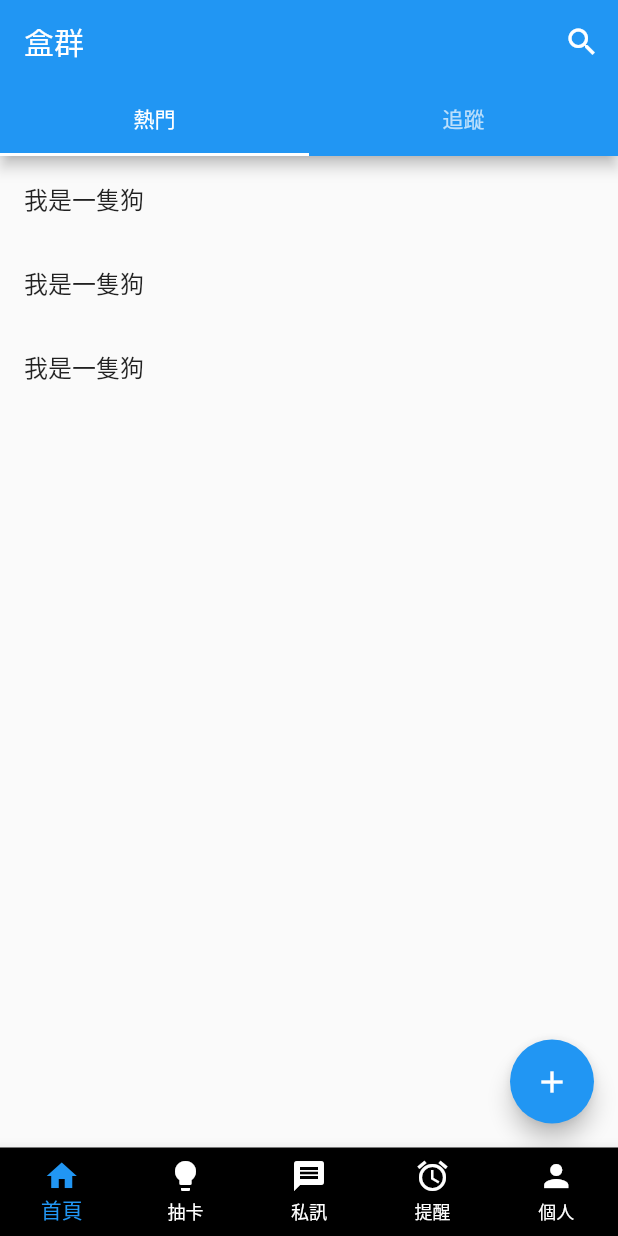
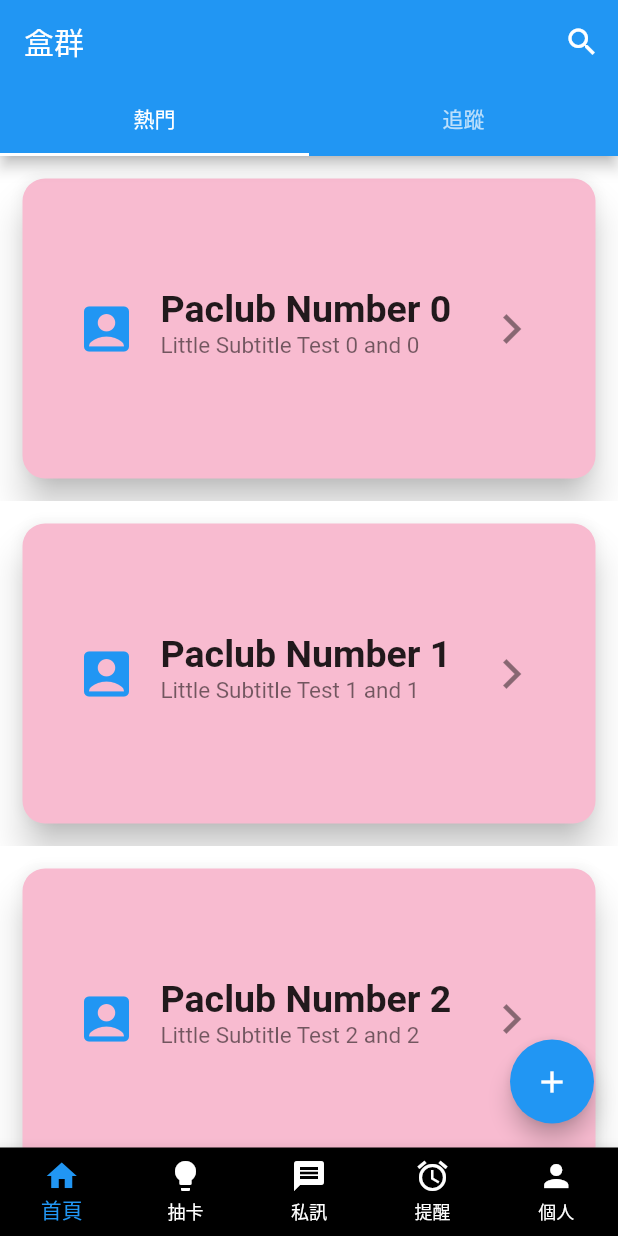
Before and after one commit to DoodleBears/paclub, a Flutter app: the screen it shows after launch, after a tap on the "search" icon, on a phone screen of 412 x 824 dp. Run offline on Flutter 3.47's test engine with Material 2 defaults, Android fonts, the phone set to English and light mode, and no system bars.

Commit message:
Update Home.dart

```diff
--- a/lib/pages/tabs/Home.dart
+++ b/lib/pages/tabs/Home.dart
@@ -2,74 +2,140 @@ import 'package:flutter/material.dart';
 
 class HomePage extends StatefulWidget {
   HomePage({Key key}) : super(key: key);
-
+  @override
   _HomePageState createState() => _HomePageState();
 }
 
-//TODO: Add write and post function on FabClick
-class onFabClick {}
+class _HomePageState extends State<HomePage> {
+  Future<Null> getRefresh() async {
+    await Future.delayed(Duration(seconds: 2));
+  }
 
-// initial build
-class _HomePageState extends State<HomePage> {
   @override
   Widget build(BuildContext context) {
     return DefaultTabController(
       length: 2,
-      child: Scaffold(
-        appBar: buildAppBar(),
-        body: buildTabBarView(),
+      child: new Scaffold(
+        appBar: new AppBar(
+          actions: <Widget>[
+            IconButton(icon: Icon(Icons.search), onPressed: () {}),
+          ],
+          title: new Text("盒群"),
+          bottom: new TabBar(
+            tabs: <Widget>[Tab(text: "熱門"), Tab(text: "追蹤")],
+          ),
+        ),
+        body: new TabBarView(
+          children: <Widget>[
+            RefreshIndicator(
+              onRefresh: getRefresh,
+              backgroundColor: Colors.blue,
+              color: Colors.black,
+              child: new ListView.builder(
+                itemCount: 500,
+                itemBuilder: (context, index) {
+                  return Container(
+                    child: Container(
+                      color: Colors.white,
+                      child: Card(
+                        color: Colors.pink[100],
+                        margin: EdgeInsets.all(15),
+                        shape: RoundedRectangleBorder(
+                            borderRadius: BorderRadius.circular(15)),
+                        clipBehavior: Clip.antiAlias,
+                        elevation: 10,
+                        child: new Container(
+                            height: 200,
+                            alignment: Alignment.center,
+                            padding: EdgeInsets.all(20),
+                            child: new ListTile(
+                              title: new Text(
+                                "Paclub Number $index",
+                                style: TextStyle(
+                                    fontSize: 25, fontWeight: FontWeight.bold),
+                              ),
+                              subtitle: new Text(
+                                "Little Subtitle Test $index and $index",
+                                maxLines: 1, //最多顯示行數
+                                overflow:
+                                    TextOverflow.ellipsis, //以...顯示沒顯示的文字,,
+                                style: TextStyle(fontSize: 15),
+                              ),
+                              leading: new Icon(
+                                Icons.account_box,
+                                size: 40,
+                                color: Colors.blue,
+                              ),
+                              trailing: new Icon(
+                                Icons.chevron_right,
+                                size: 40,
+                              ),
+                            )),
+                      ),
+                    ),
+                  );
+                },
+              ),
+            ),
+            RefreshIndicator(
+              onRefresh: getRefresh,
+              backgroundColor: Colors.blue,
+              color: Colors.black,
+              child: new ListView.builder(
+                itemCount: 500,
+                itemBuilder: (context, index) {
+                  return Container(
+                    child: Container(
+                      color: Colors.white,
+                      child: Card(
+                        color: Colors.orange[100],
+                        margin: EdgeInsets.all(15),
+                        shape: RoundedRectangleBorder(
+                            borderRadius: BorderRadius.circular(15)),
+                        clipBehavior: Clip.antiAlias,
+                        elevation: 10,
+                        child: new Container(
+                            height: 200,
+                            alignment: Alignment.center,
+                            padding: EdgeInsets.all(20),
+                            child: new ListTile(
+                              title: new Text(
+                                "Paclub Number $index",
+                                style: TextStyle(
+                                    fontSize: 25, fontWeight: FontWeight.bold),
+                              ),
+                              subtitle: new Text(
+                                "Little Subtitle Test $index and $index",
+                                maxLines: 1, //最多顯示行數
+                                overflow:
+                                    TextOverflow.ellipsis, //以...顯示沒顯示的文字,,
+                                style: TextStyle(fontSize: 15),
+                              ),
+                              leading: new Icon(
+                                Icons.account_box,
+                                size: 40,
+                                color: Colors.blue,
+                              ),
+                              trailing: new Icon(
+                                Icons.chevron_right,
+                                size: 40,
+                              ),
+                            )),
+                      ),
+                    ),
+                  );
+                },
+              ),
+            ),
+          ],
+        ),
         floatingActionButton: FloatingActionButton(
-          onPressed: () => onFabClick,
+          onPressed: () => _onFabClick,
           child: Icon(Icons.add),
         ),
       ),
     );
   }
+}
 
-  // Content
-  TabBarView buildTabBarView() {
-    return TabBarView(
-      children: <Widget>[
-        ListView(
-          children: <Widget>[
-            ListTile(
-              title: Text("我是一隻狗"),
-            ),
-            ListTile(
-              title: Text("我是一隻狗"),
-            ),
-            ListTile(
-              title: Text("我是一隻狗"),
-            )
-          ],
-        ),
-        ListView(
-          children: <Widget>[
-            ListTile(
-              title: Text("我是一隻貓"),
-            ),
-            ListTile(
-              title: Text("我是一隻貓"),
-            ),
-            ListTile(
-              title: Text("我是一隻貓"),
-            )
-          ],
-        ),
-      ],
-    );
-  }
-
-  // AppBar Top Bar
-  AppBar buildAppBar() {
-    return AppBar(
-      title: Text("盒群"),
-      actions: <Widget>[
-        IconButton(icon: Icon(Icons.search), onPressed: () {}),
-      ],
-      bottom: TabBar(
-        tabs: <Widget>[Tab(text: "熱門"), Tab(text: "追蹤")],
-      ),
-    );
-  }
-}
+class _onFabClick {}
```
